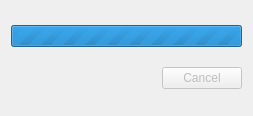
First picture: the form in ui/DactProgressDialog.ui, repository rug-compling/dact, before the edit.
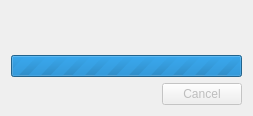
Second picture: the form after the edit.

Commit message: Made progress dialogs more clear with a textual description of what is going on

Diff of the .ui file:
```diff
--- a/ui/DactProgressDialog.ui
+++ b/ui/DactProgressDialog.ui
@@ -17,6 +17,13 @@
    <bool>true</bool>
   </property>
   <layout class="QVBoxLayout" name="verticalLayout">
+   <item>
+    <widget class="QLabel" name="description">
+     <property name="enabled">
+      <bool>false</bool>
+     </property>
+    </widget>
+   </item>
    <item>
     <widget class="QProgressBar" name="progressBar">
      <property name="maximum">
```
The commit also changes 3 other files.
